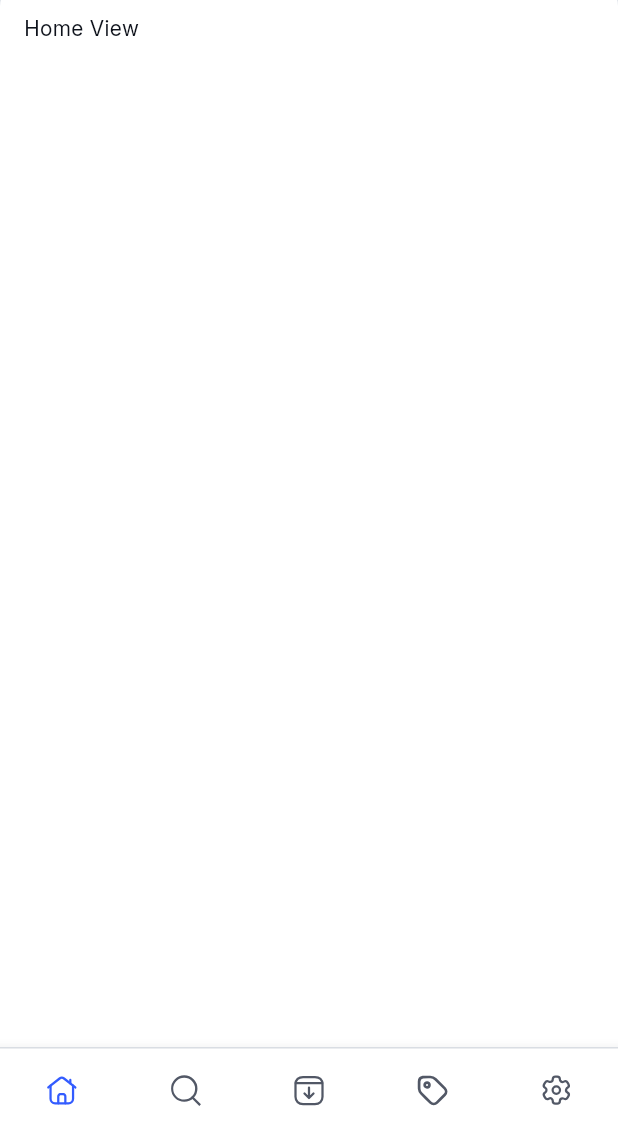
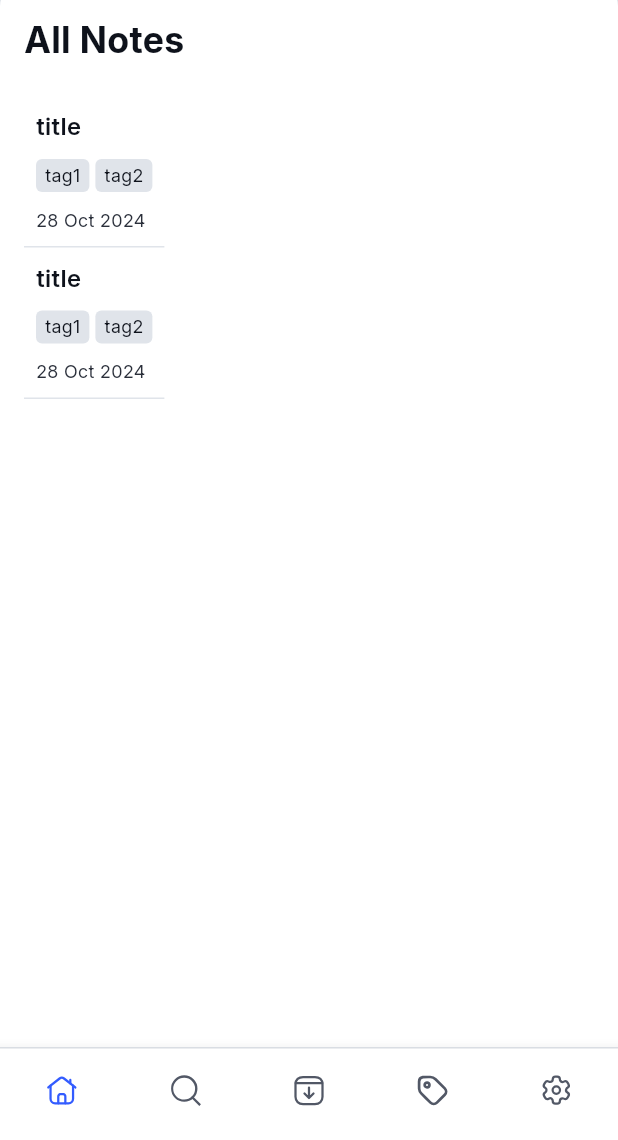
Before and after one commit to JER3MIAH/note-taking-app, a Flutter app: the screen it shows after launch, on a phone screen of 412 x 824 dp, the part 96-1236 px from its top. Run offline on Flutter 3.47's test engine with Material 3 defaults, Android fonts, the phone set to English and light mode, and no system bars; our stand-ins replace equatable, flutter_bloc, flutter_hooks, flutter_svg, get_it, shared_preferences.

Commit message:
feat: implement home view

```diff
--- a/lib/src/features/home/presentation/components/components.dart
+++ b/lib/src/features/home/presentation/components/components.dart
@@ -1,3 +1,4 @@
 export 'bottom_nav_bar/bottom_nav_bar.dart';
 export 'side_bar/side_bar.dart';
 export 'tags/tags_tile.dart';
+export 'notes/note_tile.dart';
--- /dev/null
+++ b/lib/src/features/home/presentation/components/notes/note_tile.dart
@@ -0,0 +1,73 @@
+import 'package:flutter/material.dart';
+import 'package:note_taking_app/src/features/home/data/models/note.dart';
+import 'package:note_taking_app/src/shared/shared.dart';
+
+class NoteTile extends StatelessWidget {
+  final Note note;
+  final bool isSelected;
+  const NoteTile({
+    super.key,
+    required this.note,
+    this.isSelected = false,
+  });
+
+  @override
+  Widget build(BuildContext context) {
+    final theme = Theme.of(context).colorScheme;
+
+    return Container(
+      padding: EdgeInsets.all(spacing100),
+      decoration: BoxDecoration(
+        borderRadius: isSelected ? BorderRadius.circular(spacing75) : null,
+        border: !isSelected
+            ? Border(
+                bottom: BorderSide(
+                  color: theme.inversePrimary,
+                ),
+              )
+            : null,
+      ),
+      child: Column(
+        mainAxisSize: MainAxisSize.min,
+        crossAxisAlignment: CrossAxisAlignment.start,
+        children: [
+          AppText(
+            note.title,
+            fontSize: 16,
+            fontWeight: FontWeight.w600,
+          ),
+          YBox(10),
+          Wrap(
+            spacing: 4,
+            runSpacing: 4,
+            children: List.generate(
+              note.tags.length,
+              (index) {
+                final tag = note.tags[index];
+                return Container(
+                  padding: EdgeInsets.symmetric(horizontal: 6, vertical: 2),
+                  decoration: BoxDecoration(
+                    color: theme.inversePrimary,
+                    borderRadius: BorderRadius.circular(4),
+                  ),
+                  child: AppText(
+                    tag,
+                    fontSize: 12,
+                    fontWeight: FontWeight.w400,
+                  ),
+                );
+              },
+            ),
+          ),
+          YBox(10),
+          AppText(
+            '28 Oct 2024', //TODO:
+            fontSize: 12,
+            fontWeight: FontWeight.w400,
+            color: theme.surfaceBright,
+          ),
+        ],
+      ),
+    );
+  }
+}
--- a/lib/src/features/home/presentation/components/tags/tags_tile.dart
+++ b/lib/src/features/home/presentation/components/tags/tags_tile.dart
@@ -14,8 +14,12 @@ class TagsTile extends StatelessWidget {
   Widget build(BuildContext context) {
     final theme = Theme.of(context).colorScheme;
 
-    return ListTile(
+    return Column(
+      mainAxisSize: MainAxisSize.min,
+      children: [
+        ListTile(
           onTap: onTap,
+          minTileHeight: 40,
           contentPadding: EdgeInsets.zero,
           leading: SvgAsset(
             iconTag,
@@ -27,6 +31,12 @@ class TagsTile extends StatelessWidget {
             fontWeight: FontWeight.w500,
             color: theme.surfaceBright,
           ),
+        ),
+        Container(
+          height: 1,
+          color: theme.inversePrimary,
+        ),
+      ],
     );
   }
 }
--- a/lib/src/features/home/presentation/screens/views/home_view.dart
+++ b/lib/src/features/home/presentation/screens/views/home_view.dart
@@ -1,4 +1,6 @@
 import 'package:flutter/material.dart';
+import 'package:note_taking_app/src/features/home/data/models/note.dart';
+import 'package:note_taking_app/src/features/home/presentation/components/components.dart';
 import 'package:note_taking_app/src/shared/shared.dart';
 
 class HomeView extends StatelessWidget {
@@ -7,8 +9,26 @@ class HomeView extends StatelessWidget {
   @override
   Widget build(BuildContext context) {
     return AppColumn(
+      crossAxisAlignment: CrossAxisAlignment.start,
       children: [
-        AppText('Home View')
+        AppText(
+          'All Notes',
+          fontSize: 24,
+          fontWeight: FontWeight.w700,
+        ),
+        YBox(20),
+        Column(
+          mainAxisSize: MainAxisSize.min,
+          children: List.generate(
+            2,
+            (index) {
+              // final note = [index];
+              return NoteTile(
+                note: Note.testValues(),
+              );
+            },
+          ),
+        ),
       ],
     );
   }
```
Lines whose indentation alone changed are shown as unchanged.
